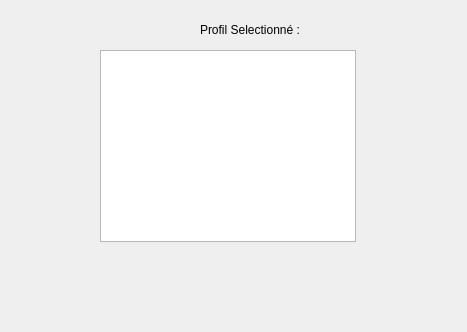
Qt form profilpage.ui (Zorehi/TP_Qt_1) before a commit.
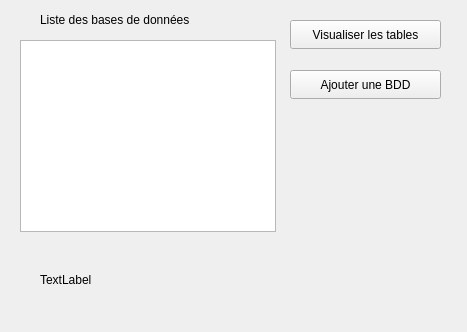
The same form after that commit.

What changed in the file:
```diff
--- a/profilpage.ui
+++ b/profilpage.ui
@@ -13,27 +13,66 @@
   <property name="windowTitle">
    <string>Form</string>
   </property>
-  <widget class="QTextBrowser" name="textBrowser">
-   <property name="geometry">
-    <rect>
-     <x>100</x>
-     <y>50</y>
-     <width>256</width>
-     <height>192</height>
-    </rect>
-   </property>
-  </widget>
   <widget class="QLabel" name="label">
    <property name="geometry">
     <rect>
-     <x>200</x>
+     <x>40</x>
+     <y>10</y>
+     <width>211</width>
+     <height>20</height>
+    </rect>
+   </property>
+   <property name="text">
+    <string>Liste des bases de données </string>
+   </property>
+  </widget>
+  <widget class="QPushButton" name="pushButton">
+   <property name="geometry">
+    <rect>
+     <x>290</x>
      <y>20</y>
-     <width>171</width>
+     <width>151</width>
+     <height>29</height>
+    </rect>
+   </property>
+   <property name="text">
+    <string>Visualiser les tables</string>
+   </property>
+  </widget>
+  <widget class="QPushButton" name="addButton">
+   <property name="geometry">
+    <rect>
+     <x>290</x>
+     <y>70</y>
+     <width>151</width>
+     <height>29</height>
+    </rect>
+   </property>
+   <property name="text">
+    <string>Ajouter une BDD</string>
+   </property>
+  </widget>
+  <widget class="QListWidget" name="listWidget">
+   <property name="geometry">
+    <rect>
+     <x>20</x>
+     <y>40</y>
+     <width>256</width>
+     <height>192</height>
+    </rect>
+   </property>
+  </widget>
+  <widget class="QLabel" name="lab">
+   <property name="geometry">
+    <rect>
+     <x>40</x>
+     <y>270</y>
+     <width>421</width>
      <height>20</height>
     </rect>
    </property>
    <property name="text">
-    <string>Profil Selectionné :</string>
+    <string>TextLabel</string>
    </property>
   </widget>
  </widget>
```
